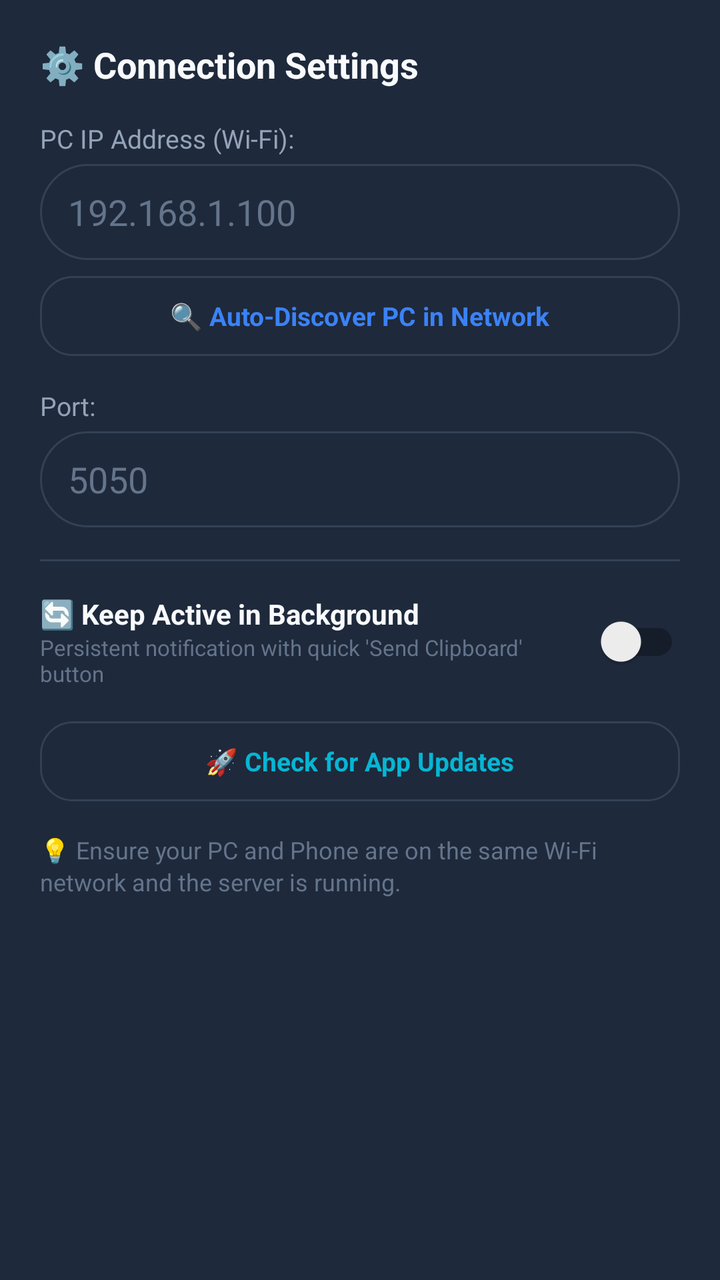
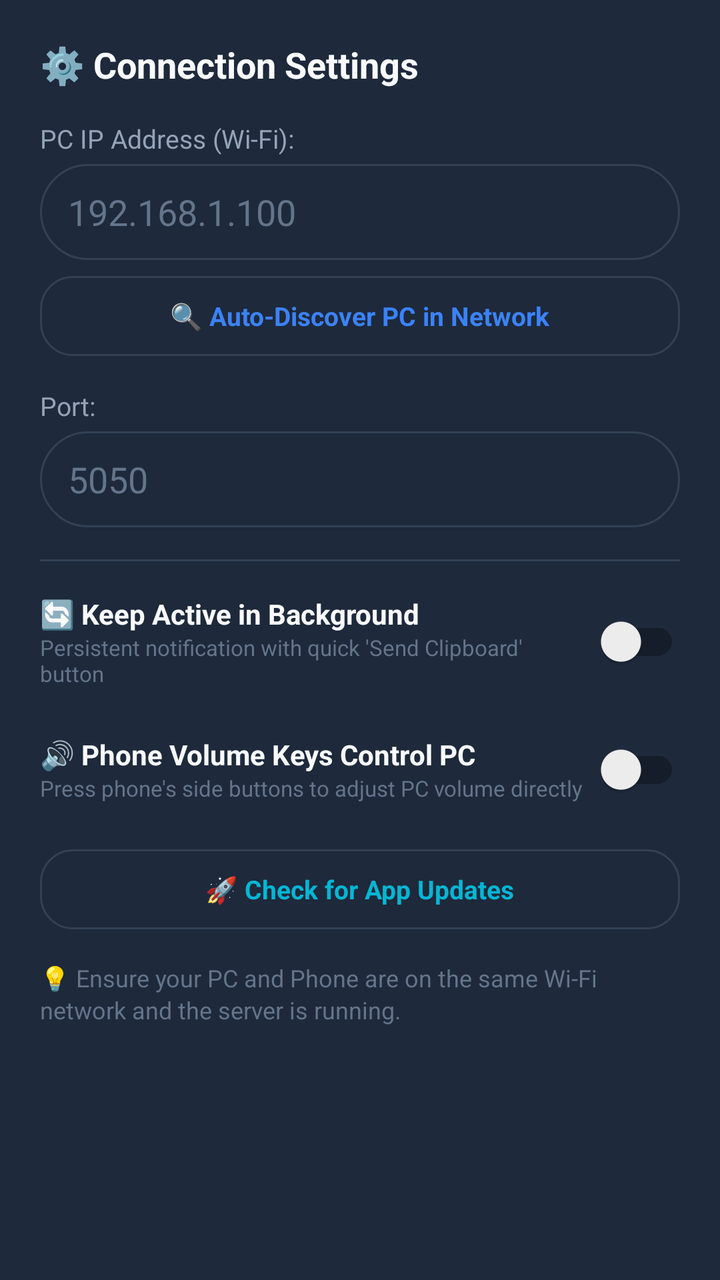

The first picture is an Android layout as it rendered before a commit; the second is the same layout after the commit. The layout source and the unified diff follow.
<!-- AndroidManifest.xml: application theme Theme.PCRemote -->
<!-- res/layout/dialog_settings.xml -->
<?xml version="1.0" encoding="utf-8"?>
<LinearLayout xmlns:android="http://schemas.android.com/apk/res/android"
    android:layout_width="match_parent"
    android:layout_height="wrap_content"
    android:orientation="vertical"
    android:padding="20dp"
    android:background="@color/surface_dark">

    <TextView
        android:layout_width="match_parent"
        android:layout_height="wrap_content"
        android:text="⚙️ Connection Settings"
        android:textColor="@color/text_primary"
        android:textSize="18sp"
        android:textStyle="bold"
        android:layout_marginBottom="16dp" />

    <TextView
        android:layout_width="match_parent"
        android:layout_height="wrap_content"
        android:text="PC IP Address (Wi-Fi):"
        android:textColor="@color/text_secondary"
        android:textSize="13sp"
        android:layout_marginBottom="4dp" />

    <EditText
        android:id="@+id/etIpAddress"
        android:layout_width="match_parent"
        android:layout_height="48dp"
        android:background="@drawable/bg_input"
        android:paddingStart="14dp"
        android:paddingEnd="14dp"
        android:hint="192.168.1.100"
        android:textColorHint="@color/text_muted"
        android:textColor="@color/text_primary"
        android:inputType="textUri"
        android:layout_marginBottom="8dp" />

    <LinearLayout
        android:id="@+id/btnAutoDiscover"
        android:layout_width="match_parent"
        android:layout_height="40dp"
        android:background="@drawable/bg_chip"
        android:gravity="center"
        android:clickable="true"
        android:focusable="true"
        android:layout_marginBottom="16dp">

        <TextView
            android:id="@+id/tvAutoDiscoverText"
            android:layout_width="wrap_content"
            android:layout_height="wrap_content"
            android:text="🔍 Auto-Discover PC in Network"
            android:textColor="@color/accent_blue"
            android:textSize="13sp"
            android:textStyle="bold" />
    </LinearLayout>

    <TextView
        android:layout_width="match_parent"
        android:layout_height="wrap_content"
        android:text="Port:"
        android:textColor="@color/text_secondary"
        android:textSize="13sp"
        android:layout_marginBottom="4dp" />

    <EditText
        android:id="@+id/etPort"
        android:layout_width="match_parent"
        android:layout_height="48dp"
        android:background="@drawable/bg_input"
        android:paddingStart="14dp"
        android:paddingEnd="14dp"
        android:hint="5050"
        android:textColorHint="@color/text_muted"
        android:textColor="@color/text_primary"
        android:inputType="number"
        android:layout_marginBottom="16dp" />

    
    <View
        android:layout_width="match_parent"
        android:layout_height="1dp"
        android:background="#334155"
        android:layout_marginBottom="16dp" />

    
    <LinearLayout
        android:layout_width="match_parent"
        android:layout_height="wrap_content"
        android:orientation="horizontal"
        android:gravity="center_vertical"
        android:layout_marginBottom="16dp">

        <LinearLayout
            android:layout_width="0dp"
            android:layout_height="wrap_content"
            android:layout_weight="1"
            android:orientation="vertical">

            <TextView
                android:layout_width="wrap_content"
                android:layout_height="wrap_content"
                android:text="🔄 Keep Active in Background"
                android:textColor="@color/text_primary"
                android:textSize="14sp"
                android:textStyle="bold" />

            <TextView
                android:layout_width="wrap_content"
                android:layout_height="wrap_content"
                android:text="Persistent notification with quick 'Send Clipboard' button"
                android:textColor="@color/text_muted"
                android:textSize="11sp" />
        </LinearLayout>

        <androidx.appcompat.widget.SwitchCompat
            android:id="@+id/switchKeepBackground"
            android:layout_width="wrap_content"
            android:layout_height="wrap_content" />
    </LinearLayout>

    
    <LinearLayout
        android:id="@+id/btnCheckUpdates"
        android:layout_width="match_parent"
        android:layout_height="40dp"
        android:background="@drawable/bg_chip"
        android:gravity="center"
        android:clickable="true"
        android:focusable="true"
        android:layout_marginBottom="16dp">

        <TextView
            android:id="@+id/tvCheckUpdatesText"
            android:layout_width="wrap_content"
            android:layout_height="wrap_content"
            android:text="🚀 Check for App Updates"
            android:textColor="@color/accent"
            android:textSize="13sp"
            android:textStyle="bold" />
    </LinearLayout>

    <TextView
        android:layout_width="match_parent"
        android:layout_height="wrap_content"
        android:text="💡 Ensure your PC and Phone are on the same Wi-Fi network and the server is running."
        android:textColor="@color/text_muted"
        android:textSize="12sp"
        android:lineSpacingExtra="2dp" />

</LinearLayout>
<!-- resources referenced by this layout -->
<resources>
  <color name="accent">#06B6D4</color>
  <color name="accent_blue">#3B82F6</color>
  <color name="surface_dark">#1E293B</color>
  <color name="text_muted">#64748B</color>
  <color name="text_primary">#F8FAFC</color>
  <color name="text_secondary">#94A3B8</color>
  <!-- drawable bg_chip (drawable) -->
  <?xml version="1.0" encoding="utf-8"?>
  <ripple xmlns:android="http://schemas.android.com/apk/res/android"
      android:color="@color/primary_light">
      <item>
          <shape>
              <solid android:color="@color/surface_dark" />
              <stroke android:width="1dp" android:color="@color/surface_variant" />
              <corners android:radius="16dp" />
              <padding
                  android:left="14dp"
                  android:top="8dp"
                  android:right="14dp"
                  android:bottom="8dp" />
          </shape>
      </item>
  </ripple>
  <!-- drawable bg_input (drawable) -->
  <?xml version="1.0" encoding="utf-8"?>
  <shape xmlns:android="http://schemas.android.com/apk/res/android">
      <solid android:color="@color/surface_dark" />
      <stroke android:width="1dp" android:color="@color/surface_variant" />
      <corners android:radius="24dp" />
  </shape>
  <style name="Theme.PCRemote" parent="Theme.MaterialComponents.DayNight.NoActionBar">
          
          <item name="colorPrimary">@color/primary</item>
          <item name="colorPrimaryVariant">@color/primary_dark</item>
          <item name="colorOnPrimary">@color/text_primary</item>
          
          <item name="colorSecondary">@color/accent</item>
          <item name="colorSecondaryVariant">@color/accent</item>
          <item name="colorOnSecondary">@color/text_primary</item>
          
          <item name="android:statusBarColor">@color/bg_dark</item>
          <item name="android:windowBackground">@color/bg_dark</item>
      </style>
  <color name="primary_light">#14B8A6</color>
  <color name="surface_variant">#334155</color>
  <color name="primary">#0D9488</color>
  <color name="primary_dark">#0F766E</color>
  <color name="bg_dark">#0F172A</color>
</resources>

<!-- the commit's change to res/layout/dialog_settings.xml (unified diff, before → after) -->
@@ -122,6 +122,42 @@
 
     
     <LinearLayout
+        android:layout_width="match_parent"
+        android:layout_height="wrap_content"
+        android:orientation="horizontal"
+        android:gravity="center_vertical"
+        android:layout_marginBottom="16dp">
+
+        <LinearLayout
+            android:layout_width="0dp"
+            android:layout_height="wrap_content"
+            android:layout_weight="1"
+            android:orientation="vertical">
+
+            <TextView
+                android:layout_width="wrap_content"
+                android:layout_height="wrap_content"
+                android:text="🔊 Phone Volume Keys Control PC"
+                android:textColor="@color/text_primary"
+                android:textSize="14sp"
+                android:textStyle="bold" />
+
+            <TextView
+                android:layout_width="wrap_content"
+                android:layout_height="wrap_content"
+                android:text="Press phone's side buttons to adjust PC volume directly"
+                android:textColor="@color/text_muted"
+                android:textSize="11sp" />
+        </LinearLayout>
+
+        <androidx.appcompat.widget.SwitchCompat
+            android:id="@+id/switchHwVolume"
+            android:layout_width="wrap_content"
+            android:layout_height="wrap_content" />
+    </LinearLayout>
+
+    
+    <LinearLayout
         android:id="@+id/btnCheckUpdates"
         android:layout_width="match_parent"
         android:layout_height="40dp"
